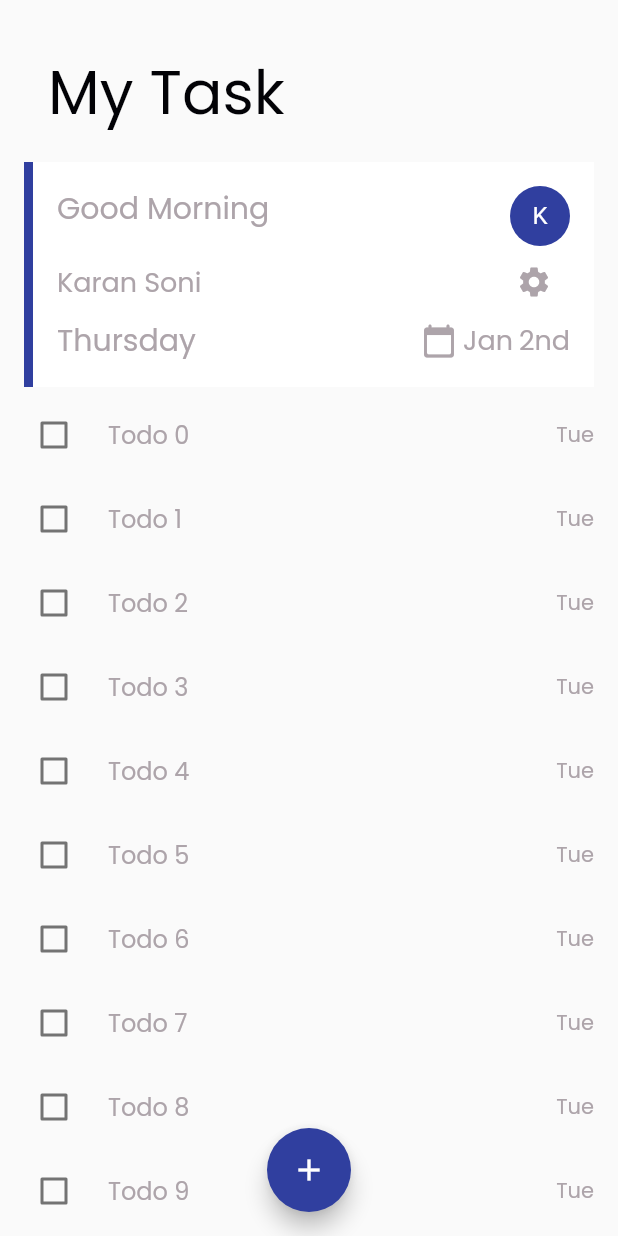
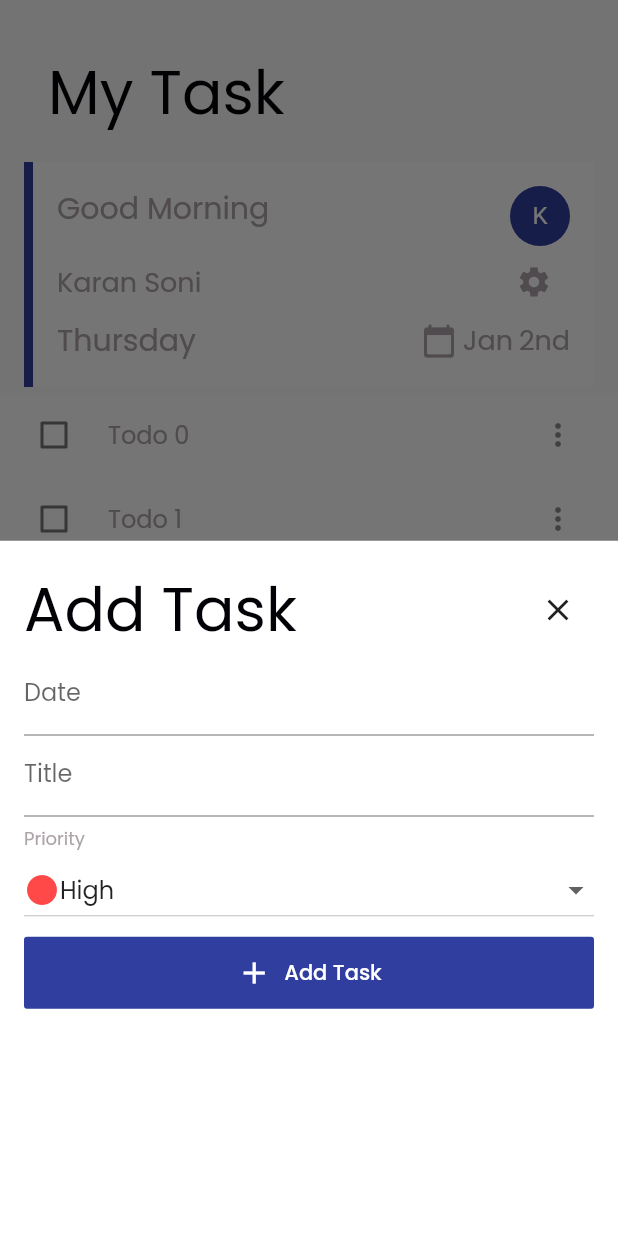
Before and after one commit to skaran921/my_todo_list, a Flutter app: the screen it shows after launch, after a tap on the "add" icon, on a phone screen of 412 x 824 dp. Run offline on Flutter 3.47's test engine with Material 2 defaults, Android fonts, the phone set to English and light mode, and no system bars; our stand-ins replace get, google_fonts.

Commit message:
#home page finishing done

```diff
--- a/lib/utils/config.dart
+++ b/lib/utils/config.dart
@@ -16,7 +16,7 @@ class Config {
   static const String isFirstTimeOpenPrefs = "isFirstTimeOpen";
 
   //Light Theme Config
-  static const Color primaryColor = Color(0xFFDDDDDE);
+  static Color primaryColor = Colors.indigo[700]; //Color(0xFFDDDDDE);
   static Color accentColor = Colors.indigo[300]; //Color(0xFFFFFFFF);
   static const Color scaffoldBackgroundColor = Color(0xFFFAFAFA);
   static const Color appBarColor = Color(0xFFFAFAFA);
@@ -30,7 +30,9 @@ class Config {
   static const Color orange = Color(0xFFD93923);
   static const Color blueGray = Color(0xFF585967);
   static const Color other = Color(0xFFD39C61);
-  static const Color green = Color(0xFF60C858);
+  static const Color green = Color(0xFF2ecc71);
+  static const Color red = Color(0xFFFF4848);
+  static const Color yellow = Color(0xFFFAD02E);
 
 //card side border decoration
   static BoxBorder leftSideBorder =
--- a/lib/view/home_page.dart
+++ b/lib/view/home_page.dart
@@ -1,7 +1,10 @@
 import 'package:flutter/material.dart';
+import 'package:get/get.dart';
 import 'package:my_todo_list/utils/config.dart';
 import 'package:my_todo_list/utils/customDateTime.dart';
+import 'package:my_todo_list/widgets/AddTodo.dart';
 import 'package:my_todo_list/widgets/CustomCircleAvatar.dart';
+import 'package:my_todo_list/widgets/CustomHeader.dart';
 import 'package:my_todo_list/widgets/CustomIcon.dart';
 import 'package:my_todo_list/widgets/CustomScaffold.dart';
 import 'package:my_todo_list/widgets/CustomText.dart';
@@ -13,27 +16,17 @@ class HomePage extends StatelessWidget {
     return CustomScaffold(
       floatingActionButton: FloatingActionButton(
         backgroundColor: Config.indigo,
-        onPressed: () {},
+        onPressed: () {
+          Get.bottomSheet(
+            AddTodo(),
+            backgroundColor: Config.white,
+          );
+        },
         child: Icon(Icons.add),
       ),
       body: Column(
         children: [
-          Container(
-            margin: const EdgeInsets.only(
-                left: 16.0, right: 16.0, top: 16.0, bottom: 0.0),
-            padding: const EdgeInsets.only(
-                left: 16.0, right: 4.0, top: 16.0, bottom: 0.0),
-            width: double.infinity,
-            child: Row(
-              children: [
-                CustomText(
-                  "My Task",
-                  fontSize: 40.0,
-                  fontColor: Config.black,
-                ),
-              ],
-            ),
-          ),
+          CustomHeader(),
           Container(
             margin: const EdgeInsets.only(
                 left: 16.0, right: 16.0, top: 16.0, bottom: 4.0),
--- /dev/null
+++ b/lib/widgets/AddTodo.dart
@@ -0,0 +1,133 @@
+import 'package:flutter/material.dart';
+import 'package:get/get.dart';
+import 'package:my_todo_list/utils/config.dart';
+import 'package:my_todo_list/widgets/CustomIcon.dart';
+import 'package:my_todo_list/widgets/CustomText.dart';
+
+class AddTodo extends StatelessWidget {
+  final _formKey = GlobalKey<FormState>();
+  @override
+  Widget build(BuildContext context) {
+    return Container(
+      width: double.infinity,
+      height: Get.height,
+      child: Column(
+        children: [
+          Expanded(
+            child: Padding(
+              padding: const EdgeInsets.all(16.0),
+              child: Form(
+                  onWillPop: () async {
+                    return true;
+                  },
+                  key: _formKey,
+                  child: ListView(
+                    children: [
+                      Row(
+                        mainAxisAlignment: MainAxisAlignment.spaceBetween,
+                        children: [
+                          CustomText(
+                            "Add Task",
+                            fontSize: 40.0,
+                            fontColor: Config.black,
+                          ),
+                          IconButton(
+                              icon: Icon(Icons.close_sharp),
+                              onPressed: () {
+                                Get.close(1);
+                              })
+                        ],
+                      ),
+                      TextField(
+                        readOnly: true,
+                        decoration: InputDecoration(
+                          isDense: true,
+                          labelText: "Date",
+                        ),
+                        onTap: () async {
+                          await showDatePicker(
+                              context: context,
+                              initialDate: DateTime.now(),
+                              firstDate: DateTime(2020),
+                              lastDate: DateTime(2050),
+                              builder: (context, child) => Theme(
+                                    data: Theme.of(context).copyWith(
+                                      colorScheme: ColorScheme.fromSwatch(
+                                          primarySwatch: Colors.indigo),
+                                      buttonTheme: ButtonThemeData(
+                                          textTheme: ButtonTextTheme.primary),
+                                    ),
+                                    child: child,
+                                  ));
+                        },
+                      ),
+                      TextField(
+                        decoration:
+                            InputDecoration(isDense: true, labelText: "Title"),
+                      ),
+                      SizedBox(
+                        height: 6.0,
+                      ),
+                      CustomText(
+                        "Priority",
+                        fontColor: Config.grayWhite,
+                        fontSize: 12.0,
+                      ),
+                      DropdownButton(
+                          isExpanded: true,
+                          itemHeight: 50,
+                          items: [
+                            DropdownMenuItem(
+                                child: Row(
+                              children: [
+                                CustomIcon(
+                                  Icons.circle,
+                                  iconColor: Config.red,
+                                ),
+                                Text("High"),
+                              ],
+                            )),
+                            DropdownMenuItem(
+                                child: Row(
+                              children: [
+                                CustomIcon(
+                                  Icons.circle,
+                                  iconColor: Config.yellow,
+                                ),
+                                Text("Medium"),
+                              ],
+                            )),
+                            DropdownMenuItem(
+                                child: Row(
+                              children: [
+                                CustomIcon(
+                                  Icons.circle,
+                                  iconColor: Config.green,
+                                ),
+                                Text("Low"),
+                              ],
+                            ))
+                          ],
+                          onChanged: (value) {}),
+                      SizedBox(
+                        height: 6.0,
+                      ),
+                      FlatButton.icon(
+                        padding: EdgeInsets.all(12.0),
+                        color: Config.primaryColor,
+                        icon: (Icon(
+                          Icons.add,
+                          color: Config.white,
+                        )),
+                        label: CustomText("Add Task", fontColor: Config.white),
+                        onPressed: () {},
+                      )
+                    ],
+                  )),
+            ),
+          )
+        ],
+      ),
+    );
+  }
+}
--- /dev/null
+++ b/lib/widgets/CustomHeader.dart
@@ -0,0 +1,28 @@
+import 'package:flutter/material.dart';
+import 'package:my_todo_list/utils/config.dart';
+import 'package:my_todo_list/widgets/CustomText.dart';
+
+class CustomHeader extends StatelessWidget {
+  final String heading;
+
+  const CustomHeader({Key key, this.heading}) : super(key: key);
+  @override
+  Widget build(BuildContext context) {
+    return Container(
+      margin: const EdgeInsets.only(
+          left: 16.0, right: 16.0, top: 16.0, bottom: 0.0),
+      padding:
+          const EdgeInsets.only(left: 16.0, right: 4.0, top: 16.0, bottom: 0.0),
+      width: double.infinity,
+      child: Row(
+        children: [
+          CustomText(
+            heading ?? "My Task",
+            fontSize: 40.0,
+            fontColor: Config.black,
+          ),
+        ],
+      ),
+    );
+  }
+}
--- a/lib/widgets/TodoListTile.dart
+++ b/lib/widgets/TodoListTile.dart
@@ -1,4 +1,6 @@
 import 'package:flutter/material.dart';
+import 'package:my_todo_list/utils/config.dart';
+import 'package:my_todo_list/widgets/CustomIcon.dart';
 import 'package:my_todo_list/widgets/CustomText.dart';
 
 class TodoListTile extends StatelessWidget {
@@ -12,13 +14,34 @@ class TodoListTile extends StatelessWidget {
       : super(key: key);
   @override
   Widget build(BuildContext context) {
-    return CheckboxListTile(
-        controlAffinity: ListTileControlAffinity.leading,
-        title: CustomText(
-          titleText ?? "",
-        ),
-        secondary: CustomText(trailingText ?? "Tue"),
-        value: value ?? false,
-        onChanged: onChanged ?? (value) {});
+    return Container(
+      color: Config.white,
+      child: CheckboxListTile(
+          controlAffinity: ListTileControlAffinity.leading,
+          title: CustomText(
+            titleText ?? "",
+          ),
+          secondary: PopupMenuButton(
+            itemBuilder: (context) {
+              return [
+                PopupMenuItem(
+                  child: Row(
+                    children: [CustomIcon(Icons.edit), Text(" Edit")],
+                  ),
+                  value: "edit",
+                ),
+                PopupMenuItem(
+                  child: Row(
+                    children: [CustomIcon(Icons.delete), Text(" Delete")],
+                  ),
+                  value: "Delete",
+                ),
+              ];
+            },
+          ), //CustomText(trailingText ?? "Tue"),
+
+          value: value ?? false,
+          onChanged: onChanged ?? (value) {}),
+    );
   }
 }
```
